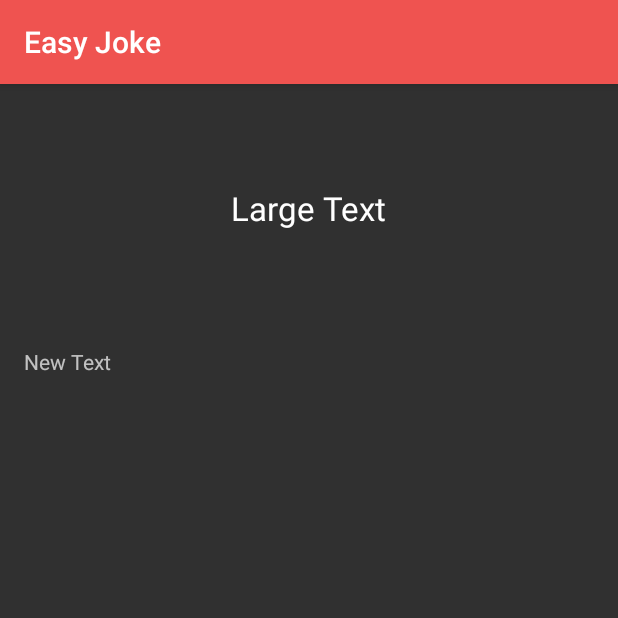
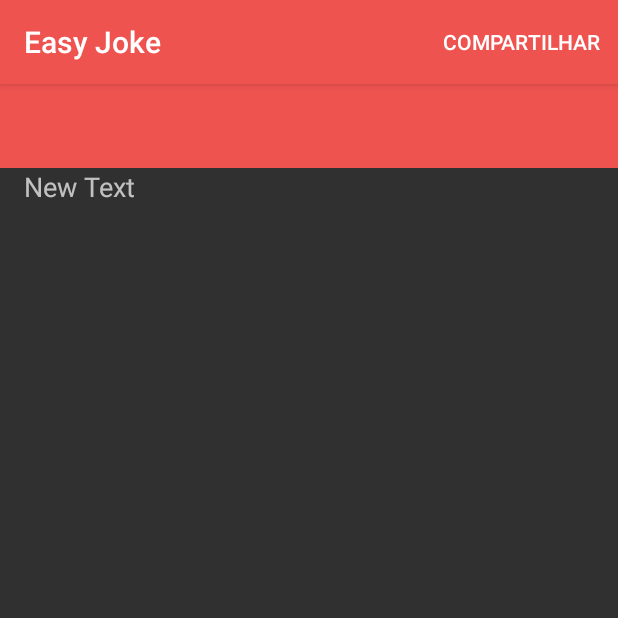
Before and after one commit to br-open-apps/easyjoke-android, an Android app: the JokeActivity screen opened directly, with no data from a screen before it, on a phone screen of 412 x 824 dp, the top half of it. Run offline under Robolectric (Android 15) with nearby library versions, the phone set to English and light mode, and no system bars; our stand-ins replace ButterKnife; libraries missing offline, so code that uses them is left out: com.mikepenz.google_material_typeface_library, com.mikepenz.iconics; network calls fail; 2 statements that could not run were skipped.

Commit message:
Adicionando compartilhamento de piada

```diff
--- a/app/build.gradle
+++ b/app/build.gradle
@@ -44,4 +44,7 @@ dependencies {
     compile 'com.squareup.retrofit2:converter-gson:2.1.0'
     compile 'com.jakewharton:butterknife:8.4.0'
     apt 'com.jakewharton:butterknife-compiler:8.4.0'
+    compile "com.mikepenz:iconics-core:2.8.1@aar"
+    compile 'uk.co.chrisjenx:calligraphy:2.2.0'
+    compile 'com.mikepenz:google-material-typeface:2.2.0.3.original@aar'
 }
--- a/app/src/main/java/com/alexandremota/easyjoke_android/JokeActivity.java
+++ /dev/null
@@ -1,46 +0,0 @@
-package com.alexandremota.easyjoke_android;
-
-import android.os.Bundle;
-import android.support.v7.app.AppCompatActivity;
-import android.support.v7.widget.Toolbar;
-import android.text.Html;
-import android.widget.TextView;
-
-import com.alexandremota.easyjoke_android.items.JokeItem;
-
-import butterknife.BindView;
-import butterknife.ButterKnife;
-
-public class JokeActivity extends AppCompatActivity {
-
-    public static final String JOKE_TITLE = "title";
-    public static final String JOKE_CONTENT = "content";
-
-    @BindView(R.id.titleJoke)
-    public TextView titleJoke;
-
-    @BindView(R.id.contentJoke)
-    public TextView contentJoke;
-
-
-
-
-
-    @Override
-    protected void onCreate(Bundle savedInstanceState) {
-        super.onCreate(savedInstanceState);
-        setContentView(R.layout.activity_joke);
-        ButterKnife.bind(this);
-
-
-        getSupportActionBar();
-
-
-
-        titleJoke.setText(getIntent().getExtras().getString(JOKE_TITLE));
-
-       contentJoke.setText(getIntent().getExtras().getString(JOKE_CONTENT));
-
-//        getSupportActionBar().setSubtitle("Teste Categoria");
-    }
-}
--- /dev/null
+++ b/app/src/main/java/com/alexandremota/easyjoke_android/activities/JokeActivity.java
@@ -0,0 +1,100 @@
+package com.alexandremota.easyjoke_android.activities;
+
+import android.content.Intent;
+import android.graphics.Color;
+import android.os.Bundle;
+import android.support.v7.app.AppCompatActivity;
+import android.support.v7.widget.Toolbar;
+import android.text.Html;
+import android.view.Menu;
+import android.view.MenuItem;
+import android.widget.TextView;
+
+import com.alexandremota.easyjoke_android.R;
+import com.alexandremota.easyjoke_android.models.Category;
+import com.alexandremota.easyjoke_android.models.Joke;
+import com.mikepenz.google_material_typeface_library.GoogleMaterial;
+import com.mikepenz.iconics.IconicsDrawable;
+
+import butterknife.BindView;
+import butterknife.ButterKnife;
+
+public class JokeActivity extends AppCompatActivity {
+
+    public static final String JOKE = "joke";
+    public static final String JOKE_CATEGORY = "category";
+    @BindView(R.id.contentJoke)
+    public TextView contentJoke;
+    @BindView(R.id.toolbar)
+    Toolbar mToolbar;
+    Joke mJoke;
+    Category mCategory;
+
+    @Override
+    protected void onCreate(Bundle savedInstanceState) {
+        super.onCreate(savedInstanceState);
+        setContentView(R.layout.activity_joke);
+        ButterKnife.bind(this);
+
+        setSupportActionBar(mToolbar);
+
+        if (getIntent().getExtras() != null) {
+            mJoke = getIntent().getExtras().getParcelable(JOKE);
+            if (mJoke != null) {
+                contentJoke.setText(mJoke.getContent());
+                getSupportActionBar().setTitle(mJoke.getTitle());
+            }
+
+            mCategory = getIntent().getExtras().getParcelable(JOKE_CATEGORY);
+            if (mCategory != null) {
+                getSupportActionBar().setSubtitle(mCategory.getName());
+            }
+
+            getSupportActionBar().setHomeButtonEnabled(true);
+            getSupportActionBar().setDisplayHomeAsUpEnabled(true);
+        }
+    }
+
+    @Override
+    public boolean onCreateOptionsMenu(Menu menu) {
+        getMenuInflater().inflate(R.menu.menu_joke, menu);
+        return true;
+    }
+
+    @Override
+    public boolean onPrepareOptionsMenu(Menu menu) {
+        MenuItem menuItem = menu.findItem(R.id.action_share);
+        menuItem.setIcon(new IconicsDrawable(this, GoogleMaterial.Icon.gmd_share)
+                .actionBar().color(Color.WHITE));
+        return super.onPrepareOptionsMenu(menu);
+    }
+
+    @Override
+    public boolean onOptionsItemSelected(MenuItem item) {
+        super.onOptionsItemSelected(item);
+
+        switch (item.getItemId()) {
+            case R.id.action_share:
+                startActivity(Intent.createChooser(getShareIntent(),
+                        getString(R.string.share)));
+            case android.R.id.home:
+                this.onBackPressed();
+        }
+        return true;
+    }
+
+    private Intent getShareIntent() {
+        Intent intent = new Intent(Intent.ACTION_SEND);
+        intent.putExtra(Intent.EXTRA_TEXT, formatJokeToShare());
+        intent.setType("text/plain");
+        return intent;
+    }
+
+    private String formatJokeToShare() {
+        StringBuilder result = new StringBuilder();
+        result.append(mJoke.getTitle()).append("\n\n");
+        result.append(Html.fromHtml(mJoke.getContent()));
+        return result.toString();
+    }
+
+}
--- a/app/src/main/java/com/alexandremota/easyjoke_android/MainActivity.java
+++ b/app/src/main/java/com/alexandremota/easyjoke_android/activities/MainActivity.java
@@ -1,4 +1,4 @@
-package com.alexandremota.easyjoke_android;
+package com.alexandremota.easyjoke_android.activities;
 
 import android.os.Bundle;
 import android.support.v4.app.Fragment;
@@ -8,6 +8,7 @@ import android.support.v7.app.AppCompatActivity;
 import android.support.v7.widget.Toolbar;
 import android.view.View;
 
+import com.alexandremota.easyjoke_android.R;
 import com.alexandremota.easyjoke_android.fragments.CategoryFragment;
 import com.alexandremota.easyjoke_android.models.Category;
 import com.alexandremota.easyjoke_android.services.Api;
@@ -38,8 +39,8 @@ public class MainActivity extends AppCompatActivity {
                 Category category = (Category) drawerItem.getTag();
                 if (category != null) {
                     getSupportActionBar().setTitle(category.getName());
+                    openFragment(CategoryFragment.newInstance(category));
                 }
-                openFragment(CategoryFragment.newInstance(drawerItem.getIdentifier()));
             }
             return false;
         }
--- a/app/src/main/java/com/alexandremota/easyjoke_android/SplashActivity.java
+++ b/app/src/main/java/com/alexandremota/easyjoke_android/activities/SplashActivity.java
@@ -1,8 +1,10 @@
-package com.alexandremota.easyjoke_android;
+package com.alexandremota.easyjoke_android.activities;
 
 import android.content.Intent;
 import android.os.Bundle;
 import android.support.v7.app.AppCompatActivity;
+
+import com.alexandremota.easyjoke_android.R;
 
 import java.util.Timer;
 import java.util.TimerTask;
--- a/app/src/main/res/layout/activity_joke.xml
+++ b/app/src/main/res/layout/activity_joke.xml
@@ -1,37 +1,37 @@
 <?xml version="1.0" encoding="utf-8"?>
 <RelativeLayout xmlns:android="http://schemas.android.com/apk/res/android"
-    xmlns:tools="http://schemas.android.com/tools"
+    xmlns:app="http://schemas.android.com/apk/res-auto"
     android:layout_width="match_parent"
     android:layout_height="match_parent"
-    xmlns:app="http://schemas.android.com/apk/res-auto"
-    android:paddingBottom="@dimen/activity_vertical_margin"
-    android:paddingLeft="@dimen/activity_horizontal_margin"
-    android:paddingRight="@dimen/activity_horizontal_margin"
-    android:paddingTop="@dimen/activity_vertical_margin"
-    tools:context="com.alexandremota.easyjoke_android.JokeActivity">
+    android:gravity="center">
 
+    <android.support.v7.widget.Toolbar
+        android:id="@+id/toolbar"
+        android:layout_width="match_parent"
+        android:layout_height="?attr/actionBarSize"
+        android:background="?attr/colorPrimary"
+        android:theme="@style/ThemeOverlay.AppCompat.Dark.ActionBar"
+        app:popupTheme="@style/ThemeOverlay.AppCompat.Light" />
 
-
-    <TextView
-        android:layout_width="wrap_content"
-        android:layout_height="wrap_content"
-        android:textAppearance="?android:attr/textAppearanceLarge"
-        android:text="Large Text"
-        android:id="@+id/titleJoke"
-        android:layout_alignParentTop="true"
-        android:layout_centerHorizontal="true"
-        android:layout_marginTop="52dp" />
-
-    <TextView
-        android:layout_width="wrap_content"
-        android:layout_height="wrap_content"
-        android:text="New Text"
-        android:id="@+id/contentJoke"
-        android:layout_below="@+id/titleJoke"
-        android:layout_marginTop="78dp"
-        android:layout_alignParentBottom="true"
+    <ScrollView
+        android:id="@+id/scroll"
+        android:layout_width="match_parent"
+        android:layout_height="match_parent"
         android:layout_alignParentLeft="true"
         android:layout_alignParentStart="true"
         android:layout_alignParentRight="true"
-        android:layout_alignParentEnd="true" />
+        android:layout_alignParentEnd="true"
+        android:layout_below="@+id/toolbar"
+        android:layout_alignParentBottom="true">
+
+        <TextView
+            android:layout_width="wrap_content"
+            android:layout_height="wrap_content"
+            android:paddingLeft="@dimen/activity_horizontal_margin"
+            android:paddingRight="@dimen/activity_horizontal_margin"
+            android:text="New Text"
+            android:textAppearance="?android:attr/textAppearanceMedium"
+            android:id="@+id/contentJoke"/>
+    </ScrollView>
+
 </RelativeLayout>
--- a/app/src/main/res/layout/activity_splash.xml
+++ b/app/src/main/res/layout/activity_splash.xml
@@ -7,11 +7,8 @@
     android:paddingLeft="@dimen/activity_horizontal_margin"
     android:paddingRight="@dimen/activity_horizontal_margin"
     android:paddingTop="@dimen/activity_vertical_margin"
-    tools:context="com.alexandremota.easyjoke_android.SplashActivity"
+    tools:context=".activities.SplashActivity"
     android:background="#0000" >
-
-
-
 
     <ImageView
         android:layout_width="wrap_content"
--- /dev/null
+++ b/app/src/main/res/menu/menu_joke.xml
@@ -0,0 +1,11 @@
+<menu xmlns:android="http://schemas.android.com/apk/res/android"
+    xmlns:app="http://schemas.android.com/apk/res-auto"
+    xmlns:tools="http://schemas.android.com/tools"
+    tools:context="br.com.divpix.easyjoke.activities.JokeActivity">
+
+    <item
+        android:id="@+id/action_share"
+        android:title="Compartilhar"
+        android:orderInCategory="100"
+        app:showAsAction="always" />
+</menu>
--- a/app/src/main/res/values/strings.xml
+++ b/app/src/main/res/values/strings.xml
@@ -4,4 +4,6 @@
     <string name="hello_blank_fragment">Hello blank fragment</string>
 
     <string name="category_section">Categorias</string>
+
+    <string name="share">Compartilhar</string>
 </resources>
```
Also changed, not shown: app/src/main/AndroidManifest.xml (+6 -3 lines), app/src/main/java/com/alexandremota/easyjoke_android/JokeApplication.java (added, +16 -0 lines), app/src/main/java/com/alexandremota/easyjoke_android/fragments/CategoryFragment.java (+42 -47 lines), app/src/main/java/com/alexandremota/easyjoke_android/models/Category.java (+31 -1 lines), app/src/main/java/com/alexandremota/easyjoke_android/models/Joke.java (+41 -1 lines).
